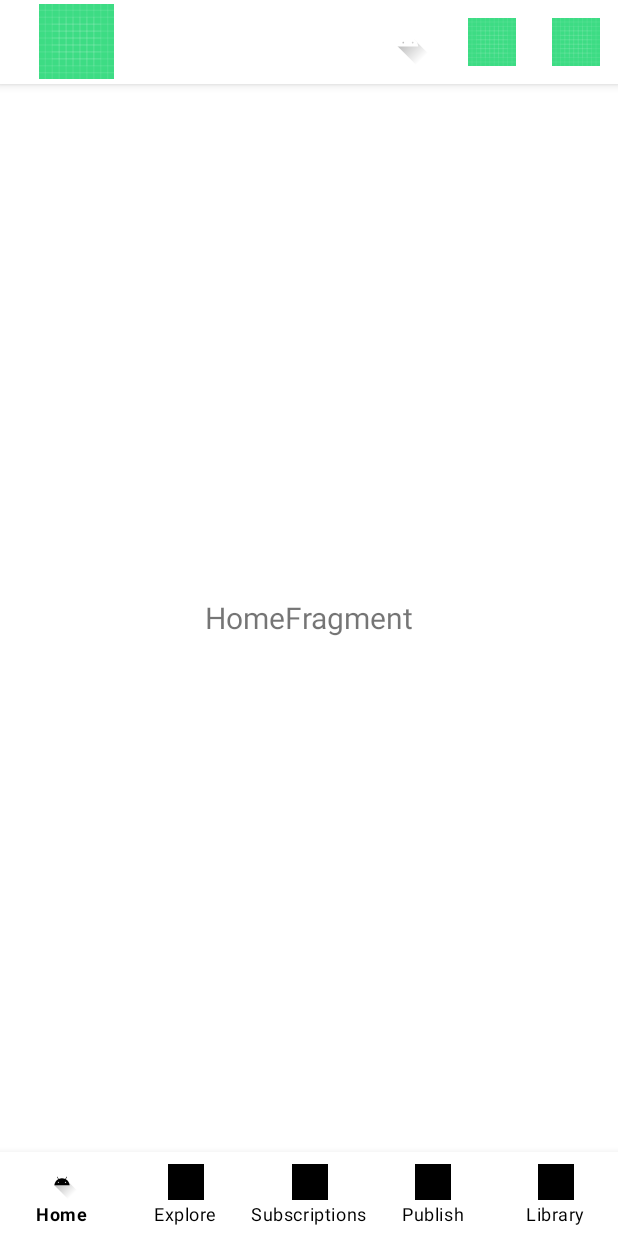
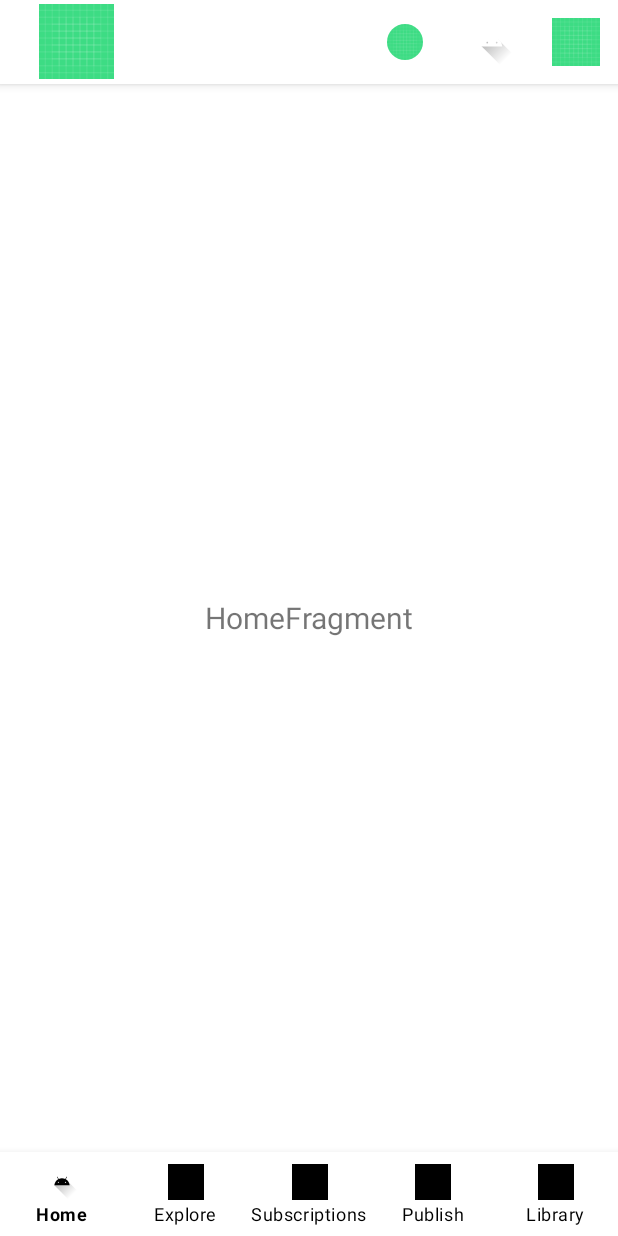
Before and after one commit to javierjuanJJ/YoutubeClone, an Android app: the screen it shows after launch (MainActivity), on a phone screen of 412 x 824 dp. Run offline under Robolectric (Android 15) with nearby library versions, the phone set to English and light mode, and no system bars; our stand-ins replace CircleImageView, Firebase (no records; nobody signed in at launch, a user with empty details on screens opened directly); 2 statements that could not run were skipped.

Commit message:
Youtube Clone | Google Sign In Auth Firebase | Android Studio | Part 6

```diff
--- a/app/build.gradle
+++ b/app/build.gradle
@@ -39,6 +39,7 @@ dependencies {
     implementation 'com.google.firebase:firebase-storage:20.1.0'
     implementation 'de.hdodenhof:circleimageview:3.1.0'
     implementation 'com.squareup.picasso:picasso:2.8'
+    implementation 'com.google.android.gms:play-services-auth:20.3.0'
     testImplementation 'junit:junit:4.13.2'
     androidTestImplementation 'androidx.test.ext:junit:1.1.3'
     androidTestImplementation 'androidx.test.espresso:espresso-core:3.4.0'
--- a/app/src/main/res/layout/activity_main.xml
+++ b/app/src/main/res/layout/activity_main.xml
@@ -28,7 +28,26 @@
                 android:adjustViewBounds="true"
                 android:src="@drawable/ic_launcher_background" />
 
+
+            <RelativeLayout
+                android:layout_width="match_parent"
+                android:layout_height="wrap_content">
+
+                <de.hdodenhof.circleimageview.CircleImageView
+                    android:layout_width="24dp"
+                    android:layout_height="24dp"
+                    android:src="@drawable/ic_launcher_background"
+                    android:layout_alignParentEnd="true"
+                    android:layout_marginEnd="18dp"
+                    android:id="@+id/user_profile_image"
+
+                    ></de.hdodenhof.circleimageview.CircleImageView>
+
+            </RelativeLayout>
+
         </androidx.appcompat.widget.Toolbar>
+
+
 
     </com.google.android.material.appbar.AppBarLayout>
 
--- a/app/src/main/res/menu/toolbar_menu.xml
+++ b/app/src/main/res/menu/toolbar_menu.xml
@@ -15,11 +15,5 @@
         android:icon="@drawable/ic_launcher_background"
         app:showAsAction="ifRoom"
         />
-    <item
-        android:title="@string/itemAccount"
-        android:id="@+id/account"
-        android:icon="@drawable/ic_launcher_background"
-        app:showAsAction="ifRoom"
-        />
 
 </menu>
```
Also changed, not shown: app/src/main/java/whatsappclone/proyecto_javier_juan_uceda/youtubeclone/MainActivity.java (+117 -3 lines).
